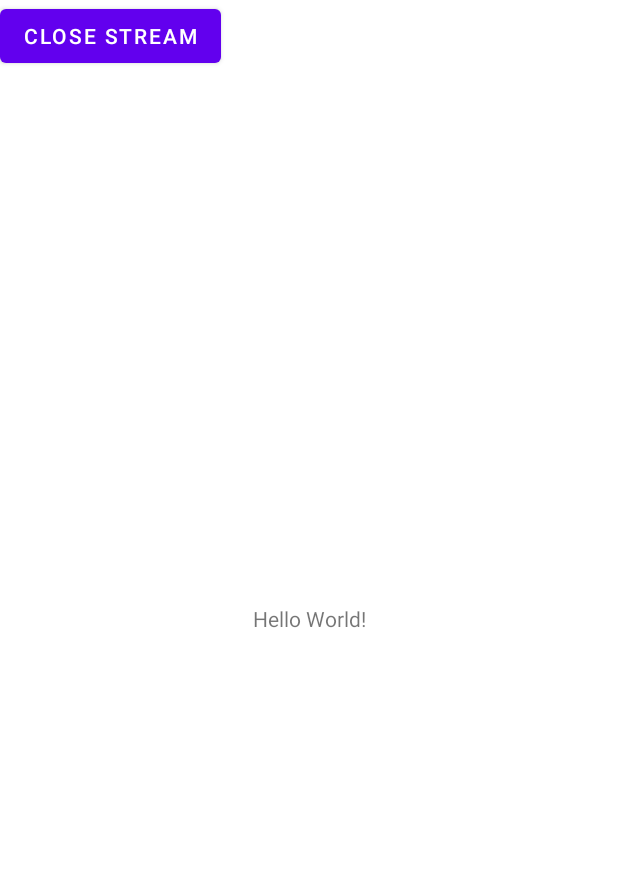
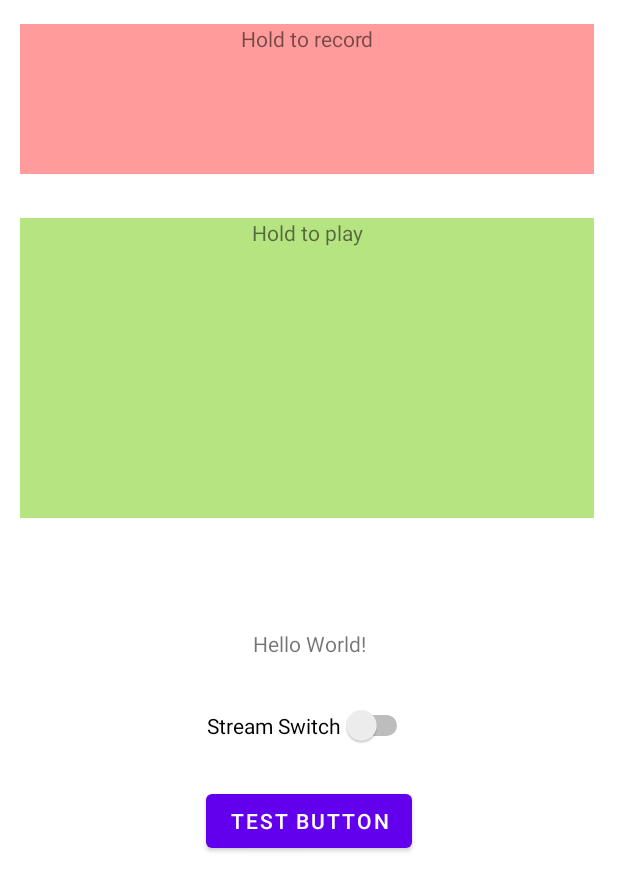
Before and after one commit to cakarsubasi/PianoTeacher, an Android app: the layout activity_main.xml on its own in the app's theme, with its tools: preview values and no code run, on a phone screen of 412 x 824 dp. Shown: the top 891 px of the screen. Run offline under Robolectric (Android 15) with nearby library versions, the phone set to English and light mode, and no system bars.

Commit message:
UI tests

```diff
--- a/app/src/main/res/layout/activity_main.xml
+++ b/app/src/main/res/layout/activity_main.xml
@@ -10,18 +10,69 @@
         android:id="@+id/sample_text"
         android:layout_width="wrap_content"
         android:layout_height="wrap_content"
+        android:layout_marginTop="25dp"
         android:text="Hello World!"
-        app:layout_constraintBottom_toBottomOf="parent"
+        app:layout_constraintBottom_toTopOf="@+id/streamSwitch"
         app:layout_constraintLeft_toLeftOf="parent"
         app:layout_constraintRight_toRightOf="parent"
-        app:layout_constraintTop_toTopOf="parent" />
+        app:layout_constraintTop_toBottomOf="@+id/playArea" />
 
     <Button
         android:id="@+id/closeButton"
         android:layout_width="wrap_content"
         android:layout_height="wrap_content"
-        android:text="Close Stream"
-        tools:layout_editor_absoluteX="131dp"
-        tools:layout_editor_absoluteY="452dp" />
+        android:layout_marginStart="131dp"
+        android:layout_marginTop="5dp"
+        android:layout_marginEnd="131dp"
+        android:layout_marginBottom="231dp"
+        android:text="test Button"
+        app:layout_constraintBottom_toBottomOf="parent"
+        app:layout_constraintEnd_toEndOf="parent"
+        app:layout_constraintStart_toStartOf="parent"
+        app:layout_constraintTop_toBottomOf="@+id/streamSwitch" />
+
+    <TextView
+        android:id="@+id/recordArea"
+        android:layout_width="0dp"
+        android:layout_height="100dp"
+        android:layout_marginStart="13dp"
+        android:layout_marginTop="16dp"
+        android:layout_marginEnd="16dp"
+        android:background="#FF9B9B"
+        android:text="Hold to record"
+        android:textAlignment="center"
+        android:visibility="visible"
+        app:layout_constraintEnd_toEndOf="parent"
+        app:layout_constraintStart_toStartOf="parent"
+        app:layout_constraintTop_toTopOf="parent" />
+
+    <TextView
+        android:id="@+id/playArea"
+        android:layout_width="0dp"
+        android:layout_height="200dp"
+        android:layout_marginStart="13dp"
+        android:layout_marginTop="8dp"
+        android:layout_marginEnd="16dp"
+        android:layout_marginBottom="28dp"
+        android:background="#B6E480"
+        android:text="Hold to play"
+        android:textAlignment="center"
+        app:layout_constraintBottom_toTopOf="@+id/sample_text"
+        app:layout_constraintEnd_toEndOf="parent"
+        app:layout_constraintStart_toStartOf="parent"
+        app:layout_constraintTop_toBottomOf="@+id/recordArea" />
+
+    <Switch
+        android:id="@+id/streamSwitch"
+        android:layout_width="wrap_content"
+        android:layout_height="wrap_content"
+        android:layout_marginStart="162dp"
+        android:layout_marginTop="10dp"
+        android:layout_marginEnd="161dp"
+        android:text="Stream Switch"
+        app:layout_constraintBottom_toTopOf="@+id/closeButton"
+        app:layout_constraintEnd_toEndOf="parent"
+        app:layout_constraintStart_toStartOf="parent"
+        app:layout_constraintTop_toBottomOf="@+id/sample_text" />
 
 </androidx.constraintlayout.widget.ConstraintLayout>
```
Also changed, not shown: app/src/main/java/com/kocuni/pianoteacher/MainActivity.kt (+50 -13 lines), 1 other file.
